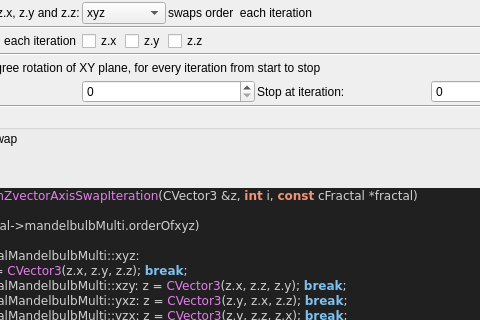
This is mandelbulber2/qt_data/fractal_transf_zVector_axis_swap.ui in buddhi1980/mandelbulber2 as Qt 5 draws it before an edit; both pictures show x 95 to 575 and y 0 to 320 of the 701 by 570 pixel window. The edited form follows.
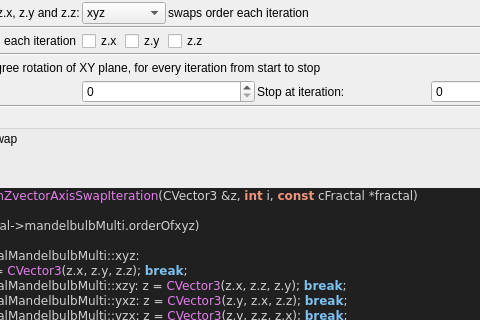
This is the edited form. Custom widgets are drawn as their Qt base class.

```diff
--- a/mandelbulber2/qt_data/fractal_transf_zVector_axis_swap.ui
+++ b/mandelbulber2/qt_data/fractal_transf_zVector_axis_swap.ui
@@ -85,7 +85,7 @@
      <item row="0" column="3">
       <widget class="QLabel" name="label_4">
        <property name="text">
-        <string>swaps order  each iteration</string>
+        <string>swaps order each iteration</string>
        </property>
        <property name="alignment">
         <set>Qt::AlignCenter</set>
```
